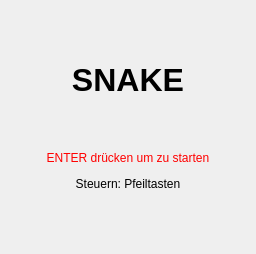
This is Software/snake/ui_snake.ui in tfeldmann/QlockToo as Qt 5 draws it before an edit. The edited form follows.
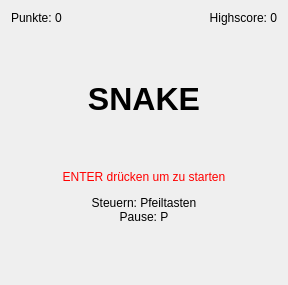
This is the edited form.

Commit message: added score and reset options

What changed in the file:
```diff
--- a/Software/snake/ui_snake.ui
+++ b/Software/snake/ui_snake.ui
@@ -9,8 +9,8 @@
    <rect>
     <x>0</x>
     <y>0</y>
-    <width>256</width>
-    <height>254</height>
+    <width>288</width>
+    <height>285</height>
    </rect>
   </property>
   <property name="windowTitle">
@@ -24,9 +24,38 @@
   </property>
   <layout class="QGridLayout" name="gridLayout">
    <item row="0" column="0">
+    <widget class="QLabel" name="score">
+     <property name="text">
+      <string>Punkte: 0</string>
+     </property>
+    </widget>
+   </item>
+   <item row="0" column="1">
+    <widget class="QLabel" name="highscore">
+     <property name="sizePolicy">
+      <sizepolicy hsizetype="Preferred" vsizetype="Preferred">
+       <horstretch>0</horstretch>
+       <verstretch>0</verstretch>
+      </sizepolicy>
+     </property>
+     <property name="text">
+      <string>Highscore: 0</string>
+     </property>
+     <property name="alignment">
+      <set>Qt::AlignRight|Qt::AlignTrailing|Qt::AlignVCenter</set>
+     </property>
+    </widget>
+   </item>
+   <item row="2" column="0" colspan="2">
     <widget class="QLabel" name="label">
+     <property name="sizePolicy">
+      <sizepolicy hsizetype="Preferred" vsizetype="MinimumExpanding">
+       <horstretch>0</horstretch>
+       <verstretch>0</verstretch>
+      </sizepolicy>
+     </property>
      <property name="text">
-      <string>&lt;html&gt;&lt;head/&gt;&lt;body&gt;&lt;p align=&quot;center&quot;&gt;&lt;span style=&quot; font-size:24pt; font-weight:600;&quot;&gt;SNAKE&lt;/span&gt;&lt;/p&gt;&lt;p align=&quot;center&quot;&gt;&lt;br/&gt;&lt;/p&gt;&lt;p align=&quot;center&quot;&gt;&lt;span style=&quot; color:#ff0000;&quot;&gt;ENTER drücken um zu starten&lt;/span&gt;&lt;/p&gt;&lt;p align=&quot;center&quot;&gt;Steuern: Pfeiltasten&lt;/p&gt;&lt;/body&gt;&lt;/html&gt;</string>
+      <string>&lt;html&gt;&lt;head/&gt;&lt;body&gt;&lt;p align=&quot;center&quot;&gt;&lt;span style=&quot; font-size:24pt; font-weight:600;&quot;&gt;SNAKE&lt;/span&gt;&lt;/p&gt;&lt;p align=&quot;center&quot;&gt;&lt;br/&gt;&lt;/p&gt;&lt;p align=&quot;center&quot;&gt;&lt;span style=&quot; color:#ff0000;&quot;&gt;ENTER drücken um zu starten&lt;/span&gt;&lt;/p&gt;&lt;p align=&quot;center&quot;&gt;Steuern: Pfeiltasten&lt;br/&gt;Pause: P&lt;/p&gt;&lt;/body&gt;&lt;/html&gt;</string>
      </property>
      <property name="textFormat">
       <enum>Qt::AutoText</enum>
```
The commit also changes 3 other files.
